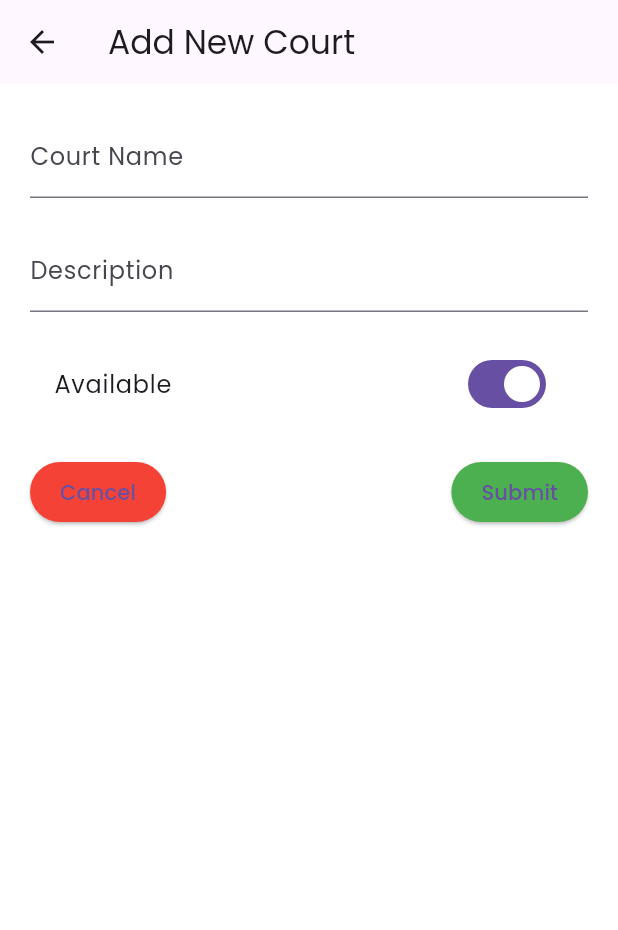
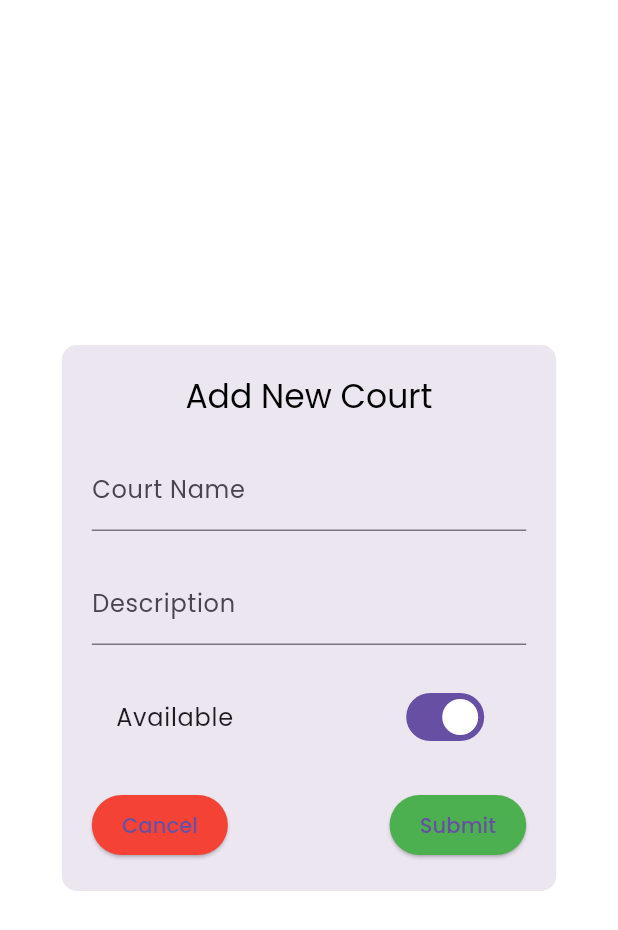
Before and after one commit to teenesh10/Daiman-Admin-Panel, a Flutter app: the AddCourtPage screen opened by its route, on a phone screen of 412 x 824 dp. Shown: the top 930 px of the screen. Run offline on Flutter 3.47's test engine with Material 3 defaults, Android fonts, the phone set to English and light mode, and no system bars; our stand-ins replace cloud_firestore, firebase_auth, firebase_core, flutter_svg, google_fonts; accounts and stored records are empty.

Commit message:
fix small bug

```diff
--- a/admin_panel/lib/views/facility/court/add_court_page.dart
+++ b/admin_panel/lib/views/facility/court/add_court_page.dart
@@ -1,3 +1,5 @@
+// ignore_for_file: library_private_types_in_public_api
+
 import 'package:flutter/material.dart';
 import 'package:admin_panel/models/court.dart';
 
@@ -31,19 +33,30 @@ class _AddCourtPageState extends State<AddCourtPage> {
 
   @override
   Widget build(BuildContext context) {
-    final Size _size = MediaQuery.of(context).size;
+    final Size size = MediaQuery.of(context).size;
 
-    return Scaffold(
-      appBar: AppBar(
-        title: const Text('Add New Court'),
+    return Dialog(
+      shape: RoundedRectangleBorder(
+        borderRadius: BorderRadius.circular(10.0),
       ),
-      body: Padding(
+      child: Container(
         padding: const EdgeInsets.all(20.0),
+        width: size.width < 600 ? size.width * 0.8 : size.width * 0.5,
         child: Form(
           key: _formKey,
+          child: SingleChildScrollView(
+            // To handle overflow
             child: Column(
+              mainAxisSize: MainAxisSize.min,
               crossAxisAlignment: CrossAxisAlignment.start,
               children: [
+                Center(
+                  child: Text(
+                    'Add New Court',
+                    style: Theme.of(context).textTheme.titleLarge,
+                  ),
+                ),
+                const SizedBox(height: 20.0),
                 TextFormField(
                   decoration: const InputDecoration(
                     labelText: 'Court Name',
@@ -91,25 +104,25 @@ class _AddCourtPageState extends State<AddCourtPage> {
                       onPressed: () {
                         Navigator.pop(context);
                       },
-                    child: const Text('Cancel'),
                       style: TextButton.styleFrom(
                         padding: EdgeInsets.symmetric(
                           horizontal: 20.0,
-                        vertical: _size.width < 600 ? 10.0 : 15.0,
+                          vertical: size.width < 600 ? 10.0 : 15.0,
                         ),
                         backgroundColor: Colors.red,
                       ),
+                      child: const Text('Cancel'),
                     ),
                     ElevatedButton(
                       onPressed: _submitForm,
-                    child: const Text('Submit'),
                       style: TextButton.styleFrom(
                         padding: EdgeInsets.symmetric(
                           horizontal: 20.0,
-                        vertical: _size.width < 600 ? 10.0 : 15.0,
+                          vertical: size.width < 600 ? 10.0 : 15.0,
                         ),
                         backgroundColor: Colors.green,
                       ),
+                      child: const Text('Submit'),
                     ),
                   ],
                 ),
@@ -117,6 +130,7 @@ class _AddCourtPageState extends State<AddCourtPage> {
             ),
           ),
         ),
+      ),
     );
   }
 }
--- a/admin_panel/lib/views/widgets/side_menu.dart
+++ b/admin_panel/lib/views/widgets/side_menu.dart
@@ -40,7 +40,7 @@ class SideMenu extends StatelessWidget {
             },
           ),
           DrawerListTile(
-            title: "Task",
+            title: "Facility Rates",
             svgSrc: "assets/icons/menu_task.svg",
             press: () {
               authController.setPage("Task"); // Update the current page
@@ -48,7 +48,7 @@ class SideMenu extends StatelessWidget {
             },
           ),
           DrawerListTile(
-            title: "Documents",
+            title: "Bookings",
             svgSrc: "assets/icons/menu_doc.svg",
             press: () {
               authController.setPage("Documents"); // Update the current page
@@ -56,7 +56,7 @@ class SideMenu extends StatelessWidget {
             },
           ),
           DrawerListTile(
-            title: "Store",
+            title: "Queries",
             svgSrc: "assets/icons/menu_store.svg",
             press: () {
               authController.setPage("Store"); // Update the current page
```
Also changed, not shown: admin_panel/lib/views/facility/add_facility_page.dart (+30 -14 lines). Lines whose indentation alone changed are shown as unchanged.
